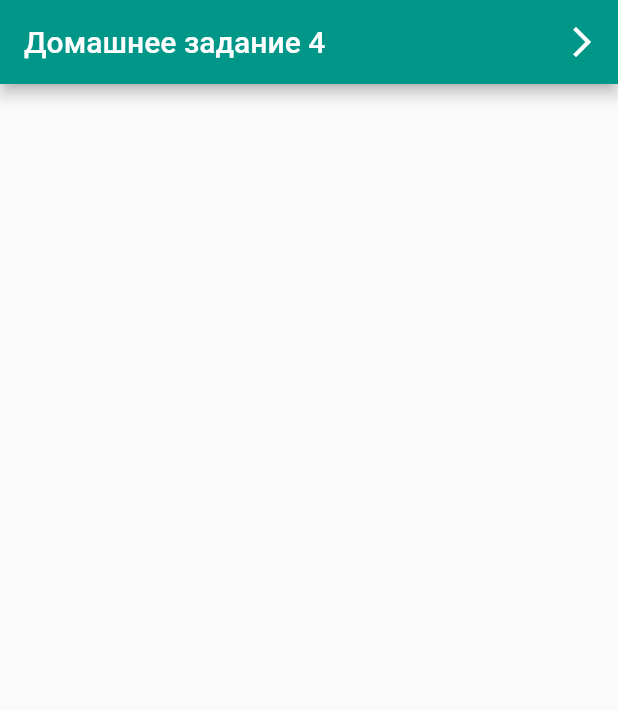
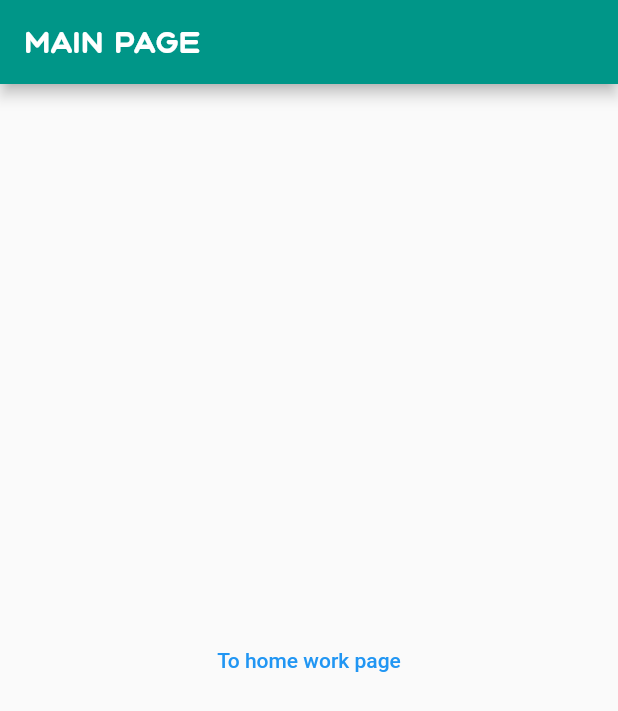
Before and after one commit to JMApps/my_test_app, a Flutter app: the screen it shows after launch, on a phone screen of 412 x 824 dp. Shown: the top 711 px of the screen. Run offline on Flutter 3.47's test engine with Material 2 defaults, Android fonts, the phone set to English and light mode, and no system bars.

Commit message:
Added new lesson

```diff
--- a/lib/pages/main_page.dart
+++ b/lib/pages/main_page.dart
@@ -1,5 +1,5 @@
 import 'package:flutter/material.dart';
-import 'package:my_test_app/pages/my_home_work_4.dart';
+import 'package:my_test_app/pages/my_home_work_5.dart';
 
 class MainPage extends StatelessWidget {
   MainPage({Key? key}) : super(key: key);
@@ -8,28 +8,27 @@ class MainPage extends StatelessWidget {
   Widget build(BuildContext context) {
     return Scaffold(
       appBar: AppBar(
-        title: Text('Домашнее задание 4'),
+        title: Text(
+          'Main page',
+          style: TextStyle(
+            fontFamily: 'Aqum',
+          ),
+        ),
         backgroundColor: Colors.teal,
-        actions: [
-          IconButton(
+      ),
+      body: Container(
+        alignment: Alignment.center,
+        child: TextButton(
           onPressed: () {
             Navigator.push(
               context,
               MaterialPageRoute(
-                  builder: (_) => MyHomeWork4(
-                    message: 'Message',
-                  ),
+                builder: (_) => MyHomeWork5(),
               ),
             );
           },
-            icon: Icon(Icons.arrow_forward_ios),
+          child: Text('To home work page'),
         ),
-        ],
-      ),
-      body: Column(
-        children: [
-
-        ],
       ),
     );
   }
```
Also changed, not shown: lib/pages/my_home_work_5.dart (added, +79 -0 lines), pubspec.yaml (+8 -35 lines), assets/fonts/aqum.ttf (added), assets/icons/dua.png (added), assets/images/apple.jpg (added). Lines whose indentation alone changed are shown as unchanged.
